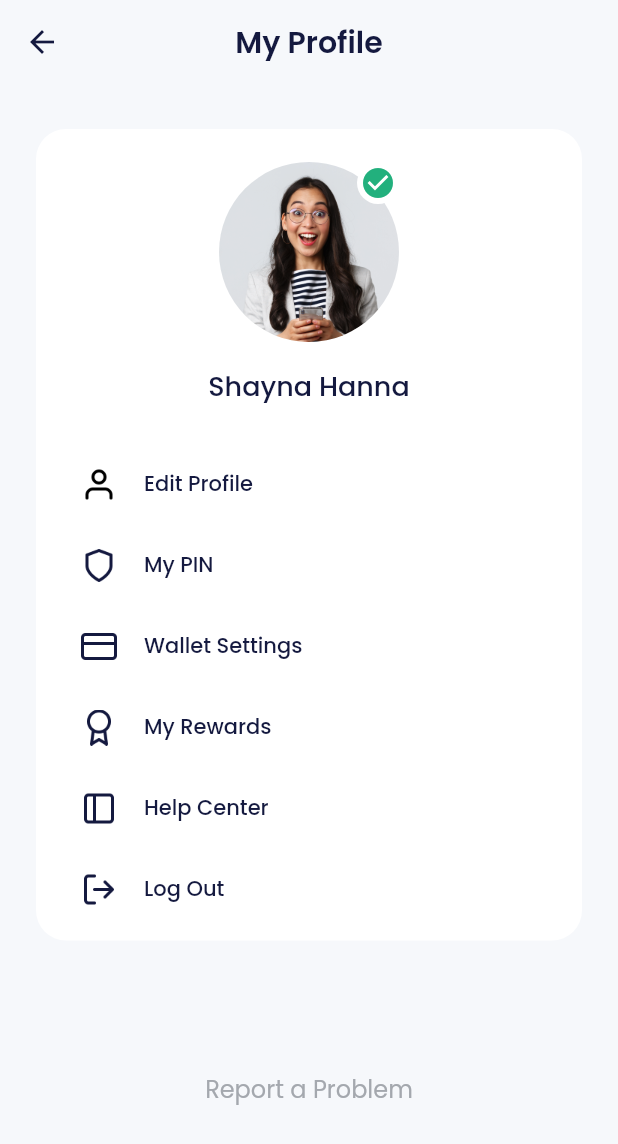
After one commit to akwilanatanael/bank_sha, a Flutter app: the HomePage screen opened by its route, after a tap on the "check circle" icon, on a phone screen of 412 x 824 dp. The commit adds this screen. Shown: the top 1144 px of the screen. Run offline on Flutter 3.47's test engine with Material 2 defaults, Android fonts, the phone set to English and light mode, and no system bars; our stand-ins replace carousel_slider, google_fonts.

Commit message:
menyelesaikan edit profile page 08sep22 22:08

```diff
--- a/lib/main.dart
+++ b/lib/main.dart
@@ -1,5 +1,6 @@
 import 'package:bank_sha/ui/pages/home_page.dart';
 import 'package:bank_sha/ui/pages/onboarding_page.dart';
+import 'package:bank_sha/ui/pages/profile_page.dart';
 import 'package:bank_sha/ui/pages/sign_in_page.dart';
 import 'package:bank_sha/ui/pages/sign_up_page.dart';
 import 'package:bank_sha/ui/pages/sign_up_set_ktp_page.dart';
@@ -26,6 +27,7 @@ class MyApp extends StatelessWidget {
         '/sign-up-set-ktp': (context) => const SignUpSetKtpPage(),
         '/sign-up-success': (context) => const SignUpSuccessPage(),
         '/home': (context) => const HomePage(),
+        '/profile': (context) => const ProfilePage(),
       },
     );
   }
--- a/lib/ui/pages/home_page.dart
+++ b/lib/ui/pages/home_page.dart
@@ -81,7 +81,7 @@ class HomePage extends StatelessWidget {
       body: ListView(
         padding: EdgeInsets.symmetric(horizontal: 24),
         children: [
-          buildProfile(),
+          buildProfile(context),
           buildWalletCard(),
           buildLevel(),
           buildService(),
@@ -93,7 +93,7 @@ class HomePage extends StatelessWidget {
     );
   }
 
-  Widget buildProfile() {
+  Widget buildProfile(BuildContext context) {
     return Container(
       margin: EdgeInsets.only(top: 40),
       child: Row(
@@ -119,7 +119,11 @@ class HomePage extends StatelessWidget {
               ),
             ],
           ),
-          Container(
+          GestureDetector(
+            onTap: () {
+              Navigator.pushNamed(context, '/profile');
+            },
+            child: Container(
               width: 60,
               height: 60,
               decoration: BoxDecoration(
@@ -142,6 +146,7 @@ class HomePage extends StatelessWidget {
                       Icons.check_circle,
                       color: greenColor,
                       size: 14,
+                    ),
                   ),
                 ),
               ),
@@ -428,22 +433,22 @@ class HomePage extends StatelessWidget {
               HomeTipsItem(
                 imageUrl: 'assets/img_tips1.png',
                 title: 'Best tips for using a credit card',
-                url: 'https://www.google.com',
+                url: 'https://flutter.dev',
               ),
               HomeTipsItem(
                 imageUrl: 'assets/img_tips2.png',
                 title: 'Spot the good pie of finance model',
-                url: 'https://www.google.com',
+                url: 'https://google.com',
               ),
               HomeTipsItem(
                 imageUrl: 'assets/img_tips3.png',
                 title: 'Great hack to get better advices',
-                url: 'https://www.google.com',
+                url: 'https://google.com',
               ),
               HomeTipsItem(
                 imageUrl: 'assets/img_tips4.png',
                 title: 'Save more penny buy this instead',
-                url: 'https://www.google.com',
+                url: 'https://google.com',
               ),
             ],
           ),
--- /dev/null
+++ b/lib/ui/pages/profile_page.dart
@@ -0,0 +1,120 @@
+// ignore_for_file: prefer_const_constructors
+
+import 'package:bank_sha/ui/widgets/button.dart';
+import 'package:bank_sha/ui/widgets/profile_menu_item.dart';
+import 'package:flutter/material.dart';
+import 'package:bank_sha/shared/theme.dart';
+
+class ProfilePage extends StatelessWidget {
+  const ProfilePage({Key? key}) : super(key: key);
+
+  @override
+  Widget build(BuildContext context) {
+    return Scaffold(
+        backgroundColor: lightBackgroundColor,
+        appBar: AppBar(
+          backgroundColor: lightBackgroundColor,
+          elevation: 0,
+          centerTitle: true,
+          iconTheme: IconThemeData(
+            color: blackColor,
+          ),
+          title: Text(
+            'My Profile',
+            style: blackTextStyle.copyWith(
+              fontWeight: semibold,
+              fontSize: 20,
+            ),
+          ),
+        ),
+        body: ListView(
+          padding: EdgeInsets.symmetric(horizontal: 24),
+          children: [
+            SizedBox(height: 30),
+            Container(
+              padding: EdgeInsets.symmetric(
+                horizontal: 30,
+                vertical: 22,
+              ),
+              decoration: BoxDecoration(
+                borderRadius: BorderRadius.circular(20),
+                color: whiteColor,
+              ),
+              child: Column(
+                children: [
+                  Container(
+                    width: 120,
+                    height: 120,
+                    decoration: BoxDecoration(
+                      shape: BoxShape.circle,
+                      image: DecorationImage(
+                        image: AssetImage('assets/img_profile.png'),
+                      ),
+                    ),
+                    child: Align(
+                      alignment: Alignment.topRight,
+                      child: Container(
+                        width: 28,
+                        height: 28,
+                        decoration: BoxDecoration(
+                          shape: BoxShape.circle,
+                          color: whiteColor,
+                        ),
+                        child: Center(
+                          child: Icon(
+                            Icons.check_circle,
+                            color: greenColor,
+                            size: 24,
+                          ),
+                        ),
+                      ),
+                    ),
+                  ),
+                  SizedBox(height: 16),
+                  Text(
+                    'Shayna Hanna',
+                    style: blackTextStyle.copyWith(
+                      fontSize: 18,
+                      fontWeight: medium,
+                    ),
+                  ),
+                  SizedBox(height: 40),
+                  ProfileMenuItem(
+                    iconUrl: 'assets/ic_edit_profile.png',
+                    title: 'Edit Profile',
+                    margin: EdgeInsets.only(bottom: 30),
+                  ),
+                  ProfileMenuItem(
+                    iconUrl: 'assets/ic_my_pin.png',
+                    title: 'My PIN',
+                    margin: EdgeInsets.only(bottom: 30),
+                  ),
+                  ProfileMenuItem(
+                    iconUrl: 'assets/ic_wallet.png',
+                    title: 'Wallet Settings',
+                    margin: EdgeInsets.only(bottom: 30),
+                  ),
+                  ProfileMenuItem(
+                    iconUrl: 'assets/ic_my_reward.png',
+                    title: 'My Rewards',
+                    margin: EdgeInsets.only(bottom: 30),
+                  ),
+                  ProfileMenuItem(
+                    iconUrl: 'assets/ic_help_center.png',
+                    title: 'Help Center',
+                    margin: EdgeInsets.only(bottom: 30),
+                  ),
+                  ProfileMenuItem(
+                    iconUrl: 'assets/ic_logout.png',
+                    title: 'Log Out',
+                  ),
+                ],
+              ),
+            ),
+            SizedBox(height: 87),
+            CustomTextButton(title: 'Report a Problem'),
+            SizedBox(height: 150),
+          ],
+        ));
+  }
+}
--- a/lib/ui/widgets/home_tips_item.dart
+++ b/lib/ui/widgets/home_tips_item.dart
@@ -1,13 +1,14 @@
-// ignore_for_file: prefer_const_constructors
+// ignore_for_file: prefer_const_constructors, deprecated_member_use
 
 import 'package:bank_sha/shared/theme.dart';
 import 'package:flutter/material.dart';
+import 'package:url_launcher/url_launcher.dart';
 
 class HomeTipsItem extends StatelessWidget {
   final String imageUrl;
   final String title;
   final String url;
-  const HomeTipsItem({
+  HomeTipsItem({
     Key? key,
     required this.imageUrl,
     required this.title,
@@ -16,7 +17,13 @@ class HomeTipsItem extends StatelessWidget {
 
   @override
   Widget build(BuildContext context) {
-    return Container(
+    return GestureDetector(
+      onTap: () async {
+        if (await canLaunch(url)) {
+          launch(url);
+        }
+      },
+      child: Container(
         width: 155,
         height: 176,
         decoration: BoxDecoration(
@@ -51,6 +58,7 @@ class HomeTipsItem extends StatelessWidget {
             )
           ],
         ),
+      ),
     );
   }
 }
--- /dev/null
+++ b/lib/ui/widgets/profile_menu_item.dart
@@ -0,0 +1,49 @@
+// ignore_for_file: prefer_const_constructors
+
+import 'package:bank_sha/shared/theme.dart';
+import 'package:flutter/material.dart';
+
+class ProfileMenuItem extends StatelessWidget {
+  final String iconUrl;
+  final String title;
+  final VoidCallback? onTap;
+  final EdgeInsets margin;
+  const ProfileMenuItem({
+    Key? key,
+    required this.iconUrl,
+    required this.title,
+    this.onTap,
+    this.margin = EdgeInsets.zero,
+  }) : super(key: key);
+
+  @override
+  Widget build(BuildContext context) {
+    return GestureDetector(
+      onTap: onTap,
+      child: Container(
+        margin: margin,
+        child: Row(
+          children: [
+            Container(
+              width: 24,
+              height: 24,
+              margin: EdgeInsets.only(right: 18),
+              decoration: BoxDecoration(
+                image: DecorationImage(
+                  image: AssetImage(iconUrl),
+                ),
+              ),
+            ),
+            Text(
+              title,
+              style: blackTextStyle.copyWith(
+                fontSize: 14,
+                fontWeight: medium,
+              ),
+            ),
+          ],
+        ),
+      ),
+    );
+  }
+}
--- a/pubspec.yaml
+++ b/pubspec.yaml
@@ -32,6 +32,7 @@ dependencies:
   flutter:
     sdk: flutter
   google_fonts: ^3.0.1
+  url_launcher: ^6.0.20
 
 dev_dependencies:
   flutter_lints: ^2.0.0
```
Also changed, not shown: 4 other files. Lines whose indentation alone changed are shown as unchanged.
